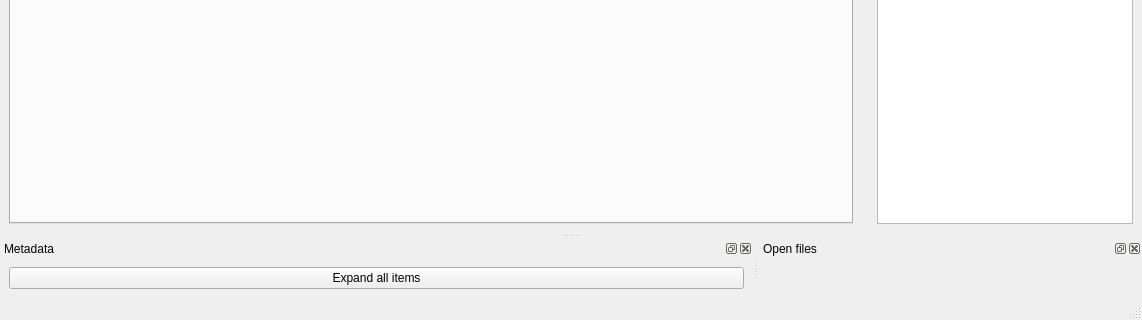
Old version of the form flent/ui/mainwindow.ui in the repository tohojo/flent; both pictures show x 0 to 1142 and y 455 to 775 of the 1142 by 775 pixel window.
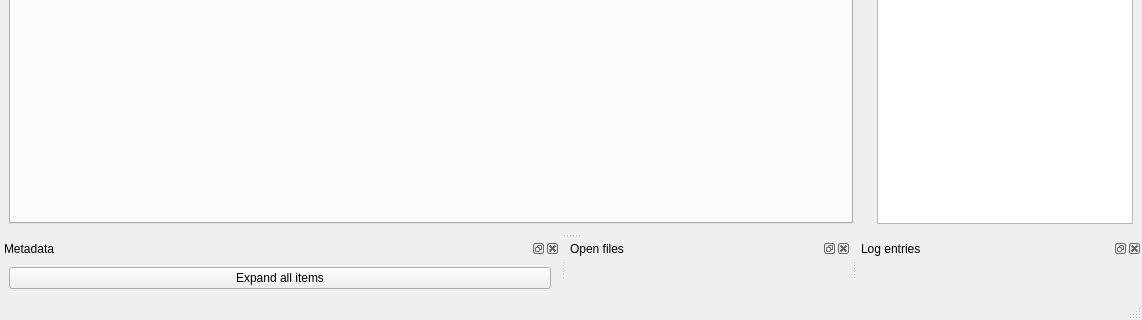
New version of the form.

Commit message: gui: Add log viewer widget

Patch:
```diff
--- a/flent/ui/mainwindow.ui
+++ b/flent/ui/mainwindow.ui
@@ -168,6 +168,15 @@
     <layout class="QGridLayout" name="gridLayout"/>
    </widget>
   </widget>
+  <widget class="QDockWidget" name="logEntriesDock">
+   <property name="windowTitle">
+    <string>Log entries</string>
+   </property>
+   <attribute name="dockWidgetArea">
+    <number>8</number>
+   </attribute>
+   <widget class="QWidget" name="dockWidgetContents_4"/>
+  </widget>
   <action name="actionQuit">
    <property name="text">
     <string>&amp;Quit</string>
```
Left out of the diff: 25 changed lines with no effect on the pictures. The commit also changes 2 other files.
